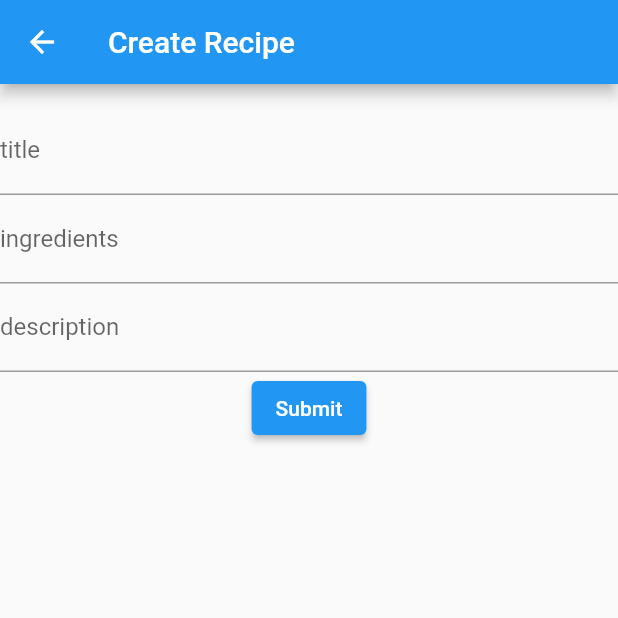
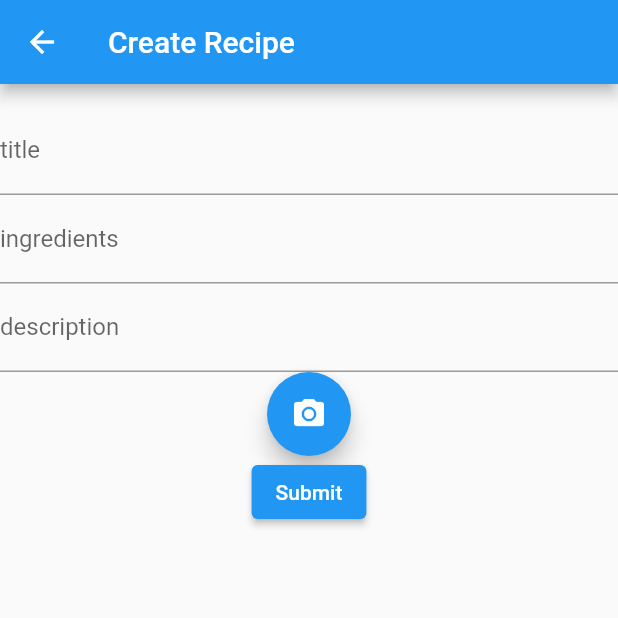
Before and after one commit to Fabian-Peter/mobile-app-dev, a Flutter app: the CreateRecipeScreen screen opened directly, on a phone screen of 412 x 824 dp, the top half of it. Run offline on Flutter 3.47's test engine with Material 2 defaults, Android fonts, the phone set to English and light mode, and no system bars; our stand-ins replace firebase_auth, firebase_core, firebase_database, image_picker; missing offline and left inert: dart:ffi, firebase_ui_auth; accounts and stored records are empty; network calls fail; statements that could not run were skipped.

Commit message:
Added Button

```diff
--- a/DiaBeatThis/lib/screens/createRecipe_screen.dart
+++ b/DiaBeatThis/lib/screens/createRecipe_screen.dart
@@ -53,6 +53,12 @@ class _CreateRecipeScreenState extends State<CreateRecipeScreen> {
               maxLines: null,
               decoration: InputDecoration(labelText: 'description'),
             ),
+            FloatingActionButton(
+              child: Icon(Icons.camera_alt),
+              backgroundColor: Colors.blue,
+              foregroundColor: Colors.white,
+              onPressed: () => {},
+            ),
             ElevatedButton(
                 onPressed: () {
                   final newRecipe = <String, dynamic>{
```
